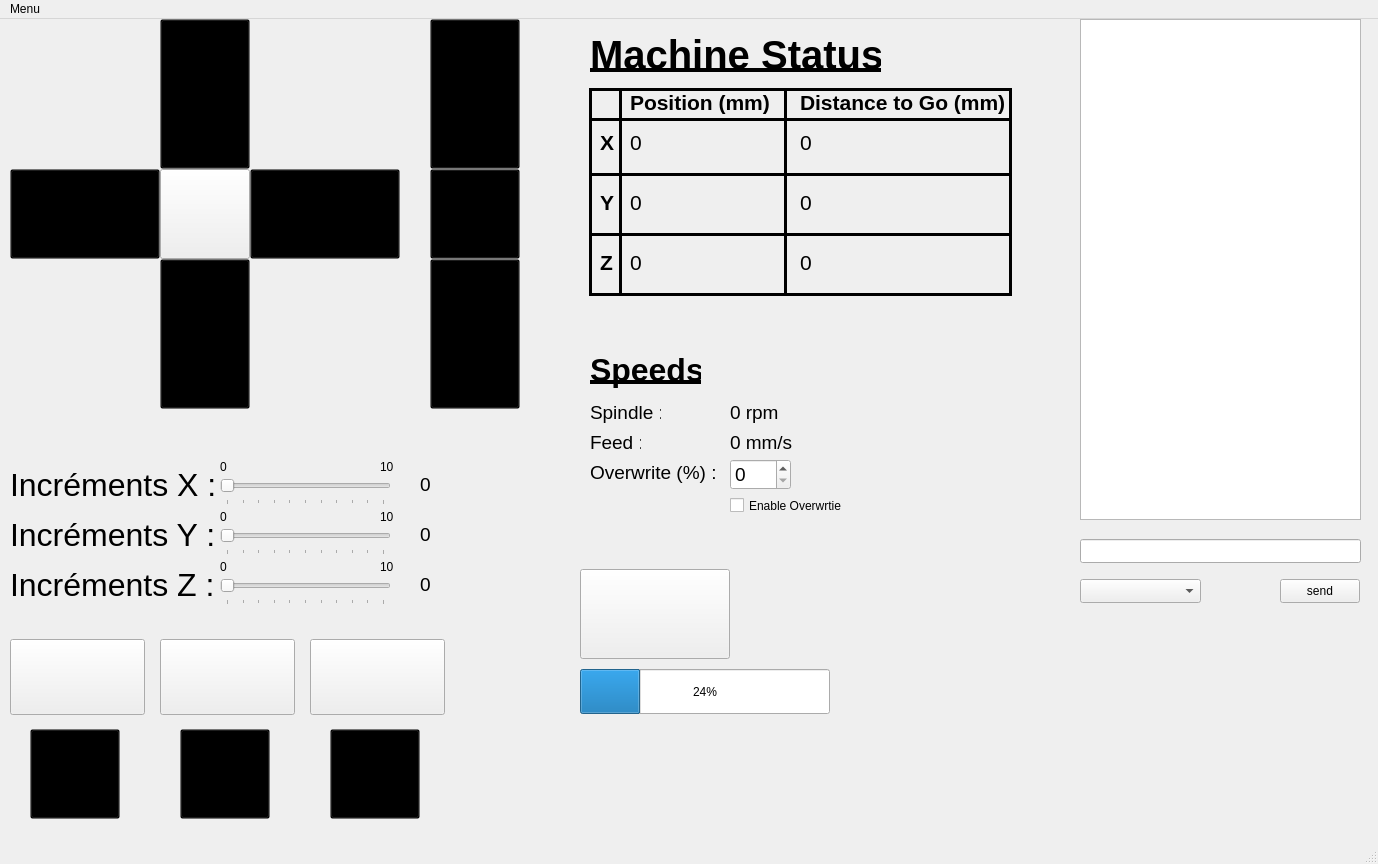
Old version of the form GUI/GUI_PCBUS/form.ui in the repository 7antoine7/PCBUS.
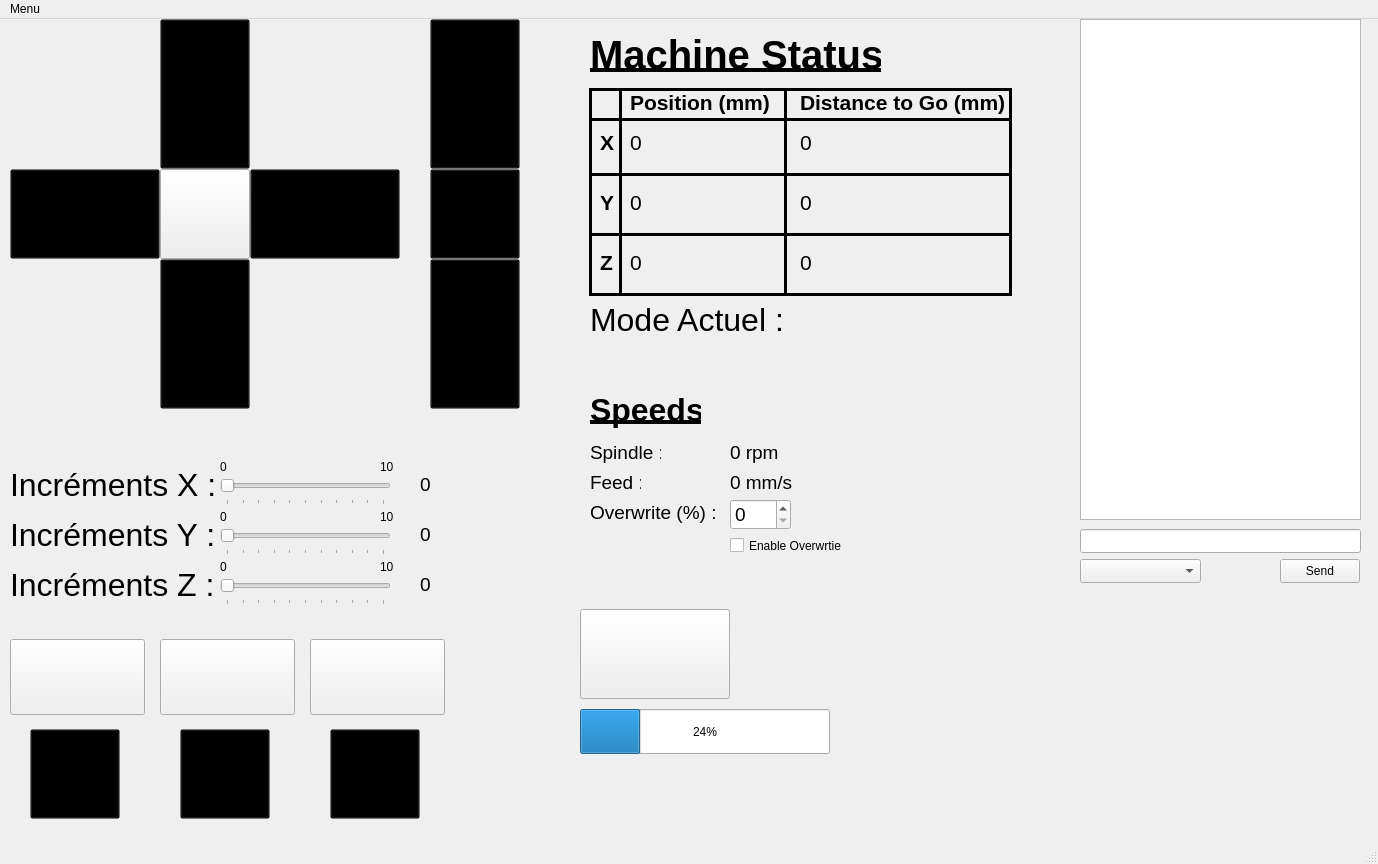
New version of the form. Icons and pictures are not drawn.

Commit message: ajout mode Manuel

What changed in the file:
```diff
--- a/GUI/GUI_PCBUS/form.ui
+++ b/GUI/GUI_PCBUS/form.ui
@@ -325,7 +325,7 @@
     <property name="geometry">
      <rect>
       <x>580</x>
-      <y>650</y>
+      <y>690</y>
       <width>250</width>
       <height>45</height>
      </rect>
@@ -358,7 +358,7 @@
     <property name="geometry">
      <rect>
       <x>590</x>
-      <y>330</y>
+      <y>370</y>
       <width>111</width>
       <height>41</height>
      </rect>
@@ -378,7 +378,7 @@
     <property name="geometry">
      <rect>
       <x>580</x>
-      <y>550</y>
+      <y>590</y>
       <width>150</width>
       <height>90</height>
      </rect>
@@ -593,7 +593,7 @@
     <property name="geometry">
      <rect>
       <x>590</x>
-      <y>380</y>
+      <y>420</y>
       <width>71</width>
       <height>27</height>
      </rect>
@@ -611,7 +611,7 @@
     <property name="geometry">
      <rect>
       <x>590</x>
-      <y>410</y>
+      <y>450</y>
       <width>51</width>
       <height>27</height>
      </rect>
@@ -629,7 +629,7 @@
     <property name="geometry">
      <rect>
       <x>590</x>
-      <y>440</y>
+      <y>480</y>
       <width>131</width>
       <height>27</height>
      </rect>
@@ -647,7 +647,7 @@
     <property name="geometry">
      <rect>
       <x>730</x>
-      <y>440</y>
+      <y>480</y>
       <width>61</width>
       <height>31</height>
      </rect>
@@ -665,7 +665,7 @@
     <property name="geometry">
      <rect>
       <x>730</x>
-      <y>410</y>
+      <y>450</y>
       <width>82</width>
       <height>27</height>
      </rect>
@@ -683,7 +683,7 @@
     <property name="geometry">
      <rect>
       <x>730</x>
-      <y>380</y>
+      <y>420</y>
       <width>82</width>
       <height>27</height>
      </rect>
@@ -701,7 +701,7 @@
     <property name="geometry">
      <rect>
       <x>730</x>
-      <y>470</y>
+      <y>510</y>
       <width>121</width>
       <height>33</height>
      </rect>
@@ -1113,7 +1113,7 @@
     <property name="geometry">
      <rect>
       <x>1080</x>
-      <y>560</y>
+      <y>540</y>
       <width>121</width>
       <height>24</height>
      </rect>
@@ -1123,7 +1123,7 @@
     <property name="geometry">
      <rect>
       <x>1080</x>
-      <y>520</y>
+      <y>510</y>
       <width>281</width>
       <height>24</height>
      </rect>
@@ -1133,13 +1133,31 @@
     <property name="geometry">
      <rect>
       <x>1280</x>
-      <y>560</y>
+      <y>540</y>
       <width>80</width>
       <height>24</height>
      </rect>
     </property>
     <property name="text">
-     <string>send</string>
+     <string>Send</string>
+    </property>
+   </widget>
+   <widget class="QLabel" name="modeLabel">
+    <property name="geometry">
+     <rect>
+      <x>590</x>
+      <y>280</y>
+      <width>451</width>
+      <height>41</height>
+     </rect>
+    </property>
+    <property name="font">
+     <font>
+      <pointsize>24</pointsize>
+     </font>
+    </property>
+    <property name="text">
+     <string>Mode Actuel : </string>
     </property>
    </widget>
   </widget>
```
Left out of the diff: 13 changed lines with no effect on the pictures. The commit also changes 3 other files.
